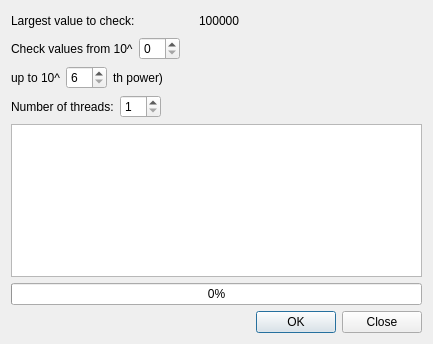
Above: addon/multithreading/sol-prime-qthread/primefinderdialog.ui from enricop/qt-training before the change. Below: the same form after it.
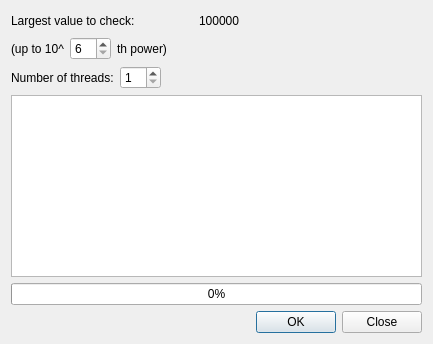
That is the form after the change.

What changed in the file:
```diff
--- a/addon/multithreading/sol-prime-qthread/primefinderdialog.ui
+++ b/addon/multithreading/sol-prime-qthread/primefinderdialog.ui
@@ -46,45 +46,14 @@
     </layout>
    </item>
    <item>
-    <layout class="QHBoxLayout" name="horizontalLayout_3">
-     <item>
-      <widget class="QLabel" name="label_5">
-       <property name="text">
-        <string>Check values from 10^</string>
-       </property>
-      </widget>
-     </item>
-     <item>
-      <widget class="QSpinBox" name="lowPowerBox">
-       <property name="minimum">
-        <number>0</number>
-       </property>
-       <property name="value">
-        <number>0</number>
-       </property>
-      </widget>
-     </item>
-     <item>
-      <spacer name="horizontalSpacer_3">
-       <property name="orientation">
-        <enum>Qt::Horizontal</enum>
-       </property>
-       <property name="sizeHint" stdset="0">
-        <size>
-         <width>40</width>
-         <height>20</height>
-        </size>
-       </property>
-      </spacer>
-     </item>
-    </layout>
+    <layout class="QHBoxLayout" name="horizontalLayout_3"/>
    </item>
    <item>
     <layout class="QHBoxLayout" name="horizontalLayout">
      <item>
       <widget class="QLabel" name="label_3">
        <property name="text">
-        <string>up to 10^</string>
+        <string>(up to 10^</string>
        </property>
       </widget>
      </item>
```
